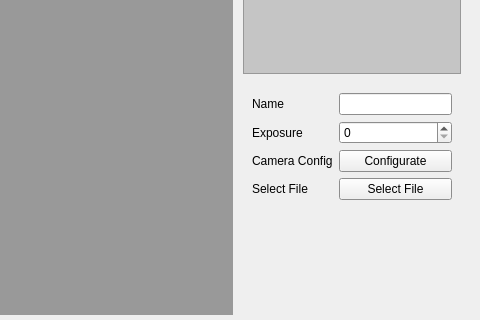
Qt form RPi/ui/SFVI.ui (jorgetrumbel/SFVI-MIA) before a commit; both pictures show x 484 to 964 and y 191 to 511 of the 964 by 781 pixel window.
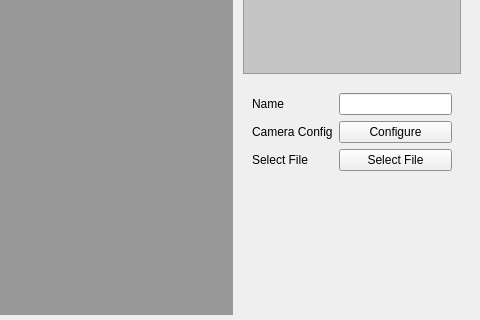
The same form after that commit.

Commit message: Cambios de UI para camara

```diff
--- a/RPi/ui/SFVI.ui
+++ b/RPi/ui/SFVI.ui
@@ -656,16 +656,6 @@
              <layout class="QVBoxLayout" name="verticalLayout_4">
               <item>
                <layout class="QFormLayout" name="formLayoutCaptureOptions">
-                <item row="1" column="0">
-                 <widget class="QLabel" name="labelExposure">
-                  <property name="text">
-                   <string>Exposure</string>
-                  </property>
-                 </widget>
-                </item>
-                <item row="1" column="1">
-                 <widget class="QSpinBox" name="spinBoxExposure"/>
-                </item>
                 <item row="0" column="0">
                  <widget class="QLabel" name="labelCaptureName">
                   <property name="text">
@@ -676,28 +666,28 @@
                 <item row="0" column="1">
                  <widget class="QLineEdit" name="lineEditCaptureName"/>
                 </item>
-                <item row="3" column="0">
-                 <widget class="QLabel" name="labelCaptureSelectFile">
-                  <property name="text">
-                   <string>Select File</string>
-                  </property>
-                 </widget>
-                </item>
-                <item row="2" column="0">
+                <item row="1" column="0">
                  <widget class="QLabel" name="labelCaptureCameraConfig">
                   <property name="text">
                    <string>Camera Config</string>
                   </property>
                  </widget>
                 </item>
-                <item row="2" column="1">
+                <item row="1" column="1">
                  <widget class="QPushButton" name="buttonCaptureCameraConfig">
                   <property name="text">
-                   <string>Configurate</string>
+                   <string>Configure</string>
                   </property>
                  </widget>
                 </item>
-                <item row="3" column="1">
+                <item row="2" column="0">
+                 <widget class="QLabel" name="labelCaptureSelectFile">
+                  <property name="text">
+                   <string>Select File</string>
+                  </property>
+                 </widget>
+                </item>
+                <item row="2" column="1">
                  <widget class="QPushButton" name="buttonCaptureSelectFile">
                   <property name="text">
                    <string>Select File</string>
```
The commit also changes 7 other files.
